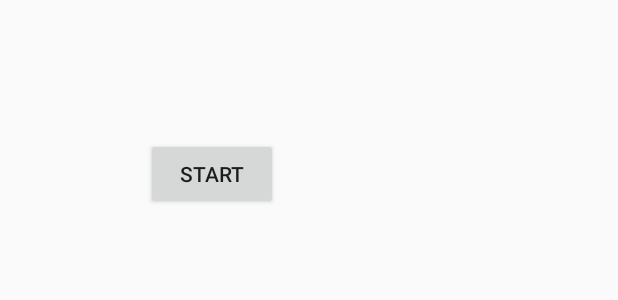
After one commit to abdultanveer/harman, an Android app built with Jetpack Compose: the layout activity_demo.xml on its own in the app's theme, with its tools: preview values and no code run, on a phone screen of 412 x 824 dp. The commit adds this screen. Shown: the top 300 px of the screen. Run offline under Robolectric (Android 15) with nearby library versions, the phone set to English and light mode, and no system bars.

Commit message:
startMusicServvice

```diff
--- a/app/build.gradle.kts
+++ b/app/build.gradle.kts
@@ -59,6 +59,10 @@ dependencies {
     implementation(libs.androidx.ui.graphics)
     implementation(libs.androidx.ui.tooling.preview)
     implementation(libs.androidx.material3)
+    implementation(libs.androidx.appcompat)
+    implementation(libs.material)
+    implementation(libs.androidx.activity)
+    implementation(libs.androidx.constraintlayout)
     testImplementation(libs.junit)
     androidTestImplementation(libs.androidx.junit)
     androidTestImplementation(libs.androidx.espresso.core)
--- /dev/null
+++ b/app/src/main/res/layout/activity_demo.xml
@@ -0,0 +1,20 @@
+<?xml version="1.0" encoding="utf-8"?>
+<androidx.constraintlayout.widget.ConstraintLayout xmlns:android="http://schemas.android.com/apk/res/android"
+    xmlns:app="http://schemas.android.com/apk/res-auto"
+    xmlns:tools="http://schemas.android.com/tools"
+    android:id="@+id/main"
+    android:layout_width="match_parent"
+    android:layout_height="match_parent"
+    tools:context=".DemoActivity">
+
+    <Button
+        android:id="@+id/button"
+        android:onClick="startMusicService"
+        android:layout_width="wrap_content"
+        android:layout_height="wrap_content"
+        android:layout_marginStart="97dp"
+        android:layout_marginTop="92dp"
+        android:text="start"
+        app:layout_constraintStart_toStartOf="parent"
+        app:layout_constraintTop_toTopOf="parent" />
+</androidx.constraintlayout.widget.ConstraintLayout>
--- a/app/src/main/res/values/themes.xml
+++ b/app/src/main/res/values/themes.xml
@@ -1,5 +1,8 @@
 <?xml version="1.0" encoding="utf-8"?>
 <resources>
 
-    <style name="Theme.Harman" parent="android:Theme.Material.Light.NoActionBar" />
+<!--    <style name="Theme.Harman" parent="android:Theme.Material.Light.NoActionBar" />-->
+    <style name="Theme.Harman" parent="Theme.AppCompat.DayNight.NoActionBar" />
+
+
 </resources>
```
Also changed, not shown: app/src/main/AndroidManifest.xml (+15 -4 lines), app/src/main/java/com/example/harman/DemoActivity.kt (added, +25 -0 lines), app/src/main/java/com/example/harman/MainActivity.kt (+19 -0 lines), app/src/main/java/com/example/harman/MusicService.kt (added, +25 -0 lines), gradle/libs.versions.toml (+8 -0 lines).
